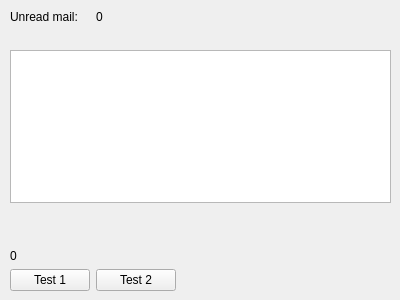
This is app/SysTray-X/debugwidget.ui in Ximi1970/systray-x as Qt 5 draws it before an edit. The edited form follows.
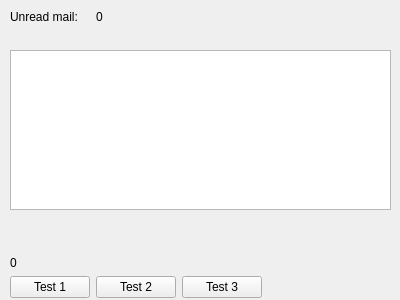
This is the edited form.

```diff
--- a/app/SysTray-X/debugwidget.ui
+++ b/app/SysTray-X/debugwidget.ui
@@ -19,51 +19,10 @@
      <x>10</x>
      <y>10</y>
      <width>381</width>
-     <height>281</height>
+     <height>288</height>
     </rect>
    </property>
    <layout class="QGridLayout" name="gridLayout">
-    <item row="6" column="0">
-     <widget class="QLabel" name="rawDataLengthLabel">
-      <property name="text">
-       <string>0</string>
-      </property>
-     </widget>
-    </item>
-    <item row="7" column="0">
-     <widget class="QPushButton" name="test1PushButton">
-      <property name="text">
-       <string>Test 1</string>
-      </property>
-     </widget>
-    </item>
-    <item row="4" column="0" colspan="3">
-     <widget class="QLabel" name="errorLabel">
-      <property name="text">
-       <string/>
-      </property>
-     </widget>
-    </item>
-    <item row="1" column="2">
-     <spacer name="horizontalSpacer">
-      <property name="orientation">
-       <enum>Qt::Horizontal</enum>
-      </property>
-      <property name="sizeHint" stdset="0">
-       <size>
-        <width>40</width>
-        <height>20</height>
-       </size>
-      </property>
-     </spacer>
-    </item>
-    <item row="3" column="0" colspan="3">
-     <widget class="QLabel" name="messageLabel">
-      <property name="text">
-       <string/>
-      </property>
-     </widget>
-    </item>
     <item row="1" column="0">
      <spacer name="verticalSpacer">
       <property name="orientation">
@@ -77,15 +36,18 @@
       </property>
      </spacer>
     </item>
-    <item row="0" column="0">
-     <widget class="QLabel" name="unreadMailTextLabel">
-      <property name="text">
-       <string>Unread mail:</string>
+    <item row="1" column="3">
+     <spacer name="horizontalSpacer">
+      <property name="orientation">
+       <enum>Qt::Horizontal</enum>
       </property>
-     </widget>
-    </item>
-    <item row="2" column="0" colspan="3">
-     <widget class="QTextEdit" name="textEdit"/>
+      <property name="sizeHint" stdset="0">
+       <size>
+        <width>40</width>
+        <height>20</height>
+       </size>
+      </property>
+     </spacer>
     </item>
     <item row="7" column="1">
      <widget class="QPushButton" name="test2PushButton">
@@ -94,6 +56,51 @@
       </property>
      </widget>
     </item>
+    <item row="2" column="0" colspan="4">
+     <widget class="QTextEdit" name="textEdit"/>
+    </item>
+    <item row="0" column="0">
+     <widget class="QLabel" name="unreadMailTextLabel">
+      <property name="text">
+       <string>Unread mail:</string>
+      </property>
+     </widget>
+    </item>
+    <item row="4" column="0" colspan="4">
+     <widget class="QLabel" name="errorLabel">
+      <property name="text">
+       <string/>
+      </property>
+     </widget>
+    </item>
+    <item row="3" column="0" colspan="4">
+     <widget class="QLabel" name="messageLabel">
+      <property name="text">
+       <string/>
+      </property>
+     </widget>
+    </item>
+    <item row="7" column="0">
+     <widget class="QPushButton" name="test1PushButton">
+      <property name="text">
+       <string>Test 1</string>
+      </property>
+     </widget>
+    </item>
+    <item row="6" column="0">
+     <widget class="QLabel" name="rawDataLengthLabel">
+      <property name="text">
+       <string>0</string>
+      </property>
+     </widget>
+    </item>
+    <item row="6" column="1" colspan="3">
+     <widget class="QLabel" name="rawDataLabel">
+      <property name="text">
+       <string/>
+      </property>
+     </widget>
+    </item>
     <item row="0" column="1">
      <widget class="QLabel" name="unreadMailLabel">
       <property name="text">
@@ -101,10 +108,10 @@
       </property>
      </widget>
     </item>
-    <item row="6" column="1" colspan="2">
-     <widget class="QLabel" name="rawDataLabel">
+    <item row="7" column="2">
+     <widget class="QPushButton" name="test3PushButton">
       <property name="text">
-       <string/>
+       <string>Test 3</string>
       </property>
      </widget>
     </item>
```
